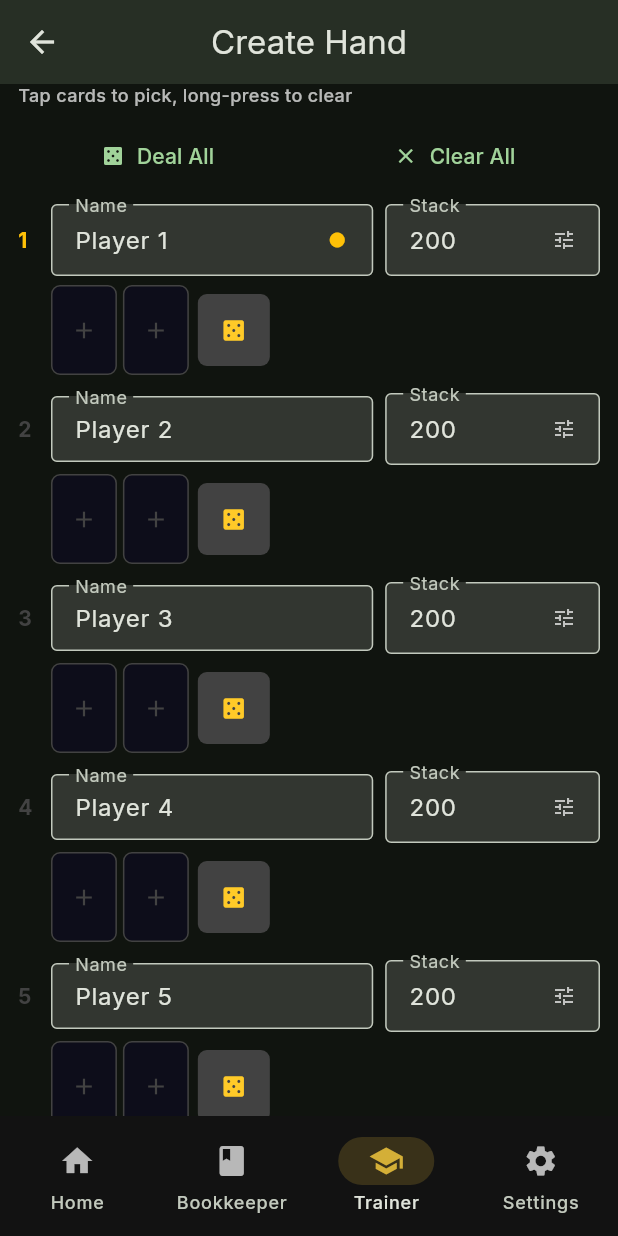
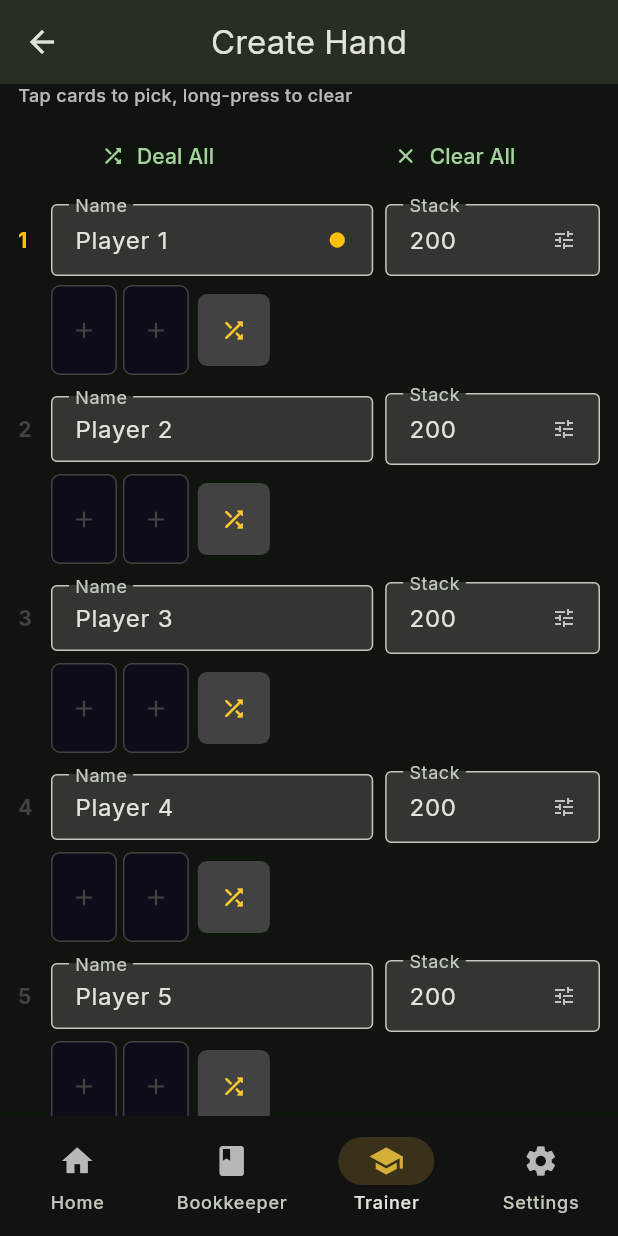
Before and after one commit to CosmonautJones/poker-pokr, a Flutter app: the CreateHandScreen screen opened by its route, scrolled down 489 dp, on a phone screen of 412 x 824 dp. Run offline on Flutter 3.47's test engine with Material 3 defaults, Android fonts, the phone set to English and light mode, and no system bars; our stand-ins replace drift, drift_flutter, fl_chart, flutter_animate, flutter_riverpod, go_router; accounts and stored records are empty; generated files the repository leaves out were written again.

Commit message:
Complete brand refresh: update web metadata and remaining icons
- web/index.html: update title, description, and apple-mobile-web-app-title
  from "poker_trainer" to "TableSense"
- web/manifest.json: update name, short_name, and description
- Replace Icons.casino with Icons.shuffle_rounded in deal buttons
  (create_hand_screen, hole_card_selector) for skill-based branding

https://claude.ai/code/session_01C3oBvwk1hn6wm8YFXz6vFk

```diff
--- a/lib/features/trainer/presentation/screens/create_hand_screen.dart
+++ b/lib/features/trainer/presentation/screens/create_hand_screen.dart
@@ -408,7 +408,7 @@ class _CreateHandScreenState extends ConsumerState<CreateHandScreen> {
                         notifier.dealRandomHoleCards(i);
                       }
                     },
-                    icon: const Icon(Icons.casino, size: 16),
+                    icon: const Icon(Icons.shuffle_rounded, size: 16),
                     label: const Text('Deal All'),
                   ),
                 ),
--- a/lib/features/trainer/presentation/widgets/hole_card_selector.dart
+++ b/lib/features/trainer/presentation/widgets/hole_card_selector.dart
@@ -221,7 +221,7 @@ class _RandomButton extends StatelessWidget {
             borderRadius: BorderRadius.circular(6),
           ),
           child: Icon(
-            Icons.casino,
+            Icons.shuffle_rounded,
             color: pt.accent,
             size: 18,
           ),
```
Also changed, not shown: 2 other files.
